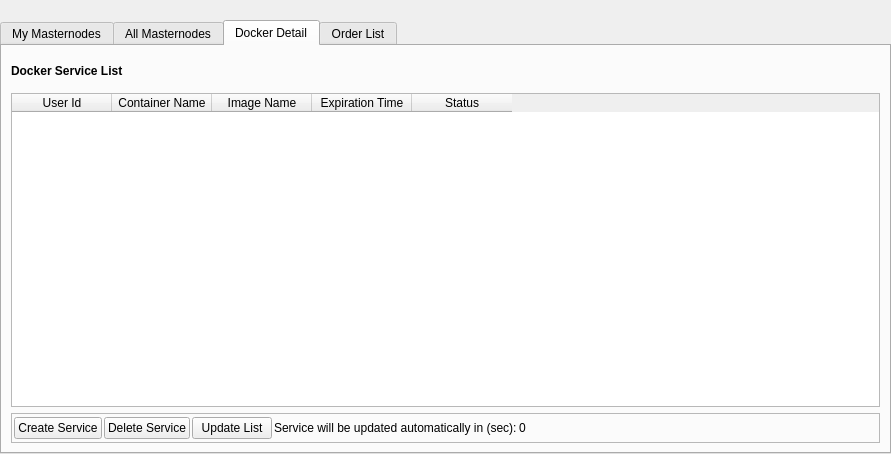
The window that src/qt/forms/masternodelist.ui (MassGrid/MassGrid) describes before a commit, drawn with Qt 5.
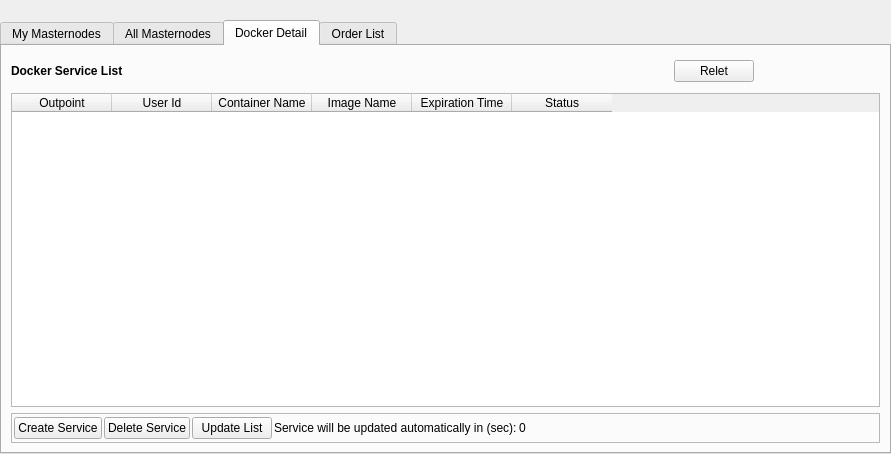
The same window after the commit. The open tabs and pages were chosen to show the change.

```diff
--- a/src/qt/forms/masternodelist.ui
+++ b/src/qt/forms/masternodelist.ui
@@ -378,6 +378,13 @@
                </property>
               </spacer>
              </item>
+             <item>
+              <widget class="QPushButton" name="pBtn_relet">
+               <property name="text">
+                <string>Relet</string>
+               </property>
+              </widget>
+             </item>
              <item>
               <widget class="QFrame" name="frame_2">
                <property name="minimumSize">
@@ -403,6 +410,11 @@
            </item>
            <item>
             <widget class="QTableWidget" name="serviceTableWidget">
+             <column>
+              <property name="text">
+               <string>Outpoint</string>
+              </property>
+             </column>
              <column>
               <property name="text">
                <string>User Id</string>
```
